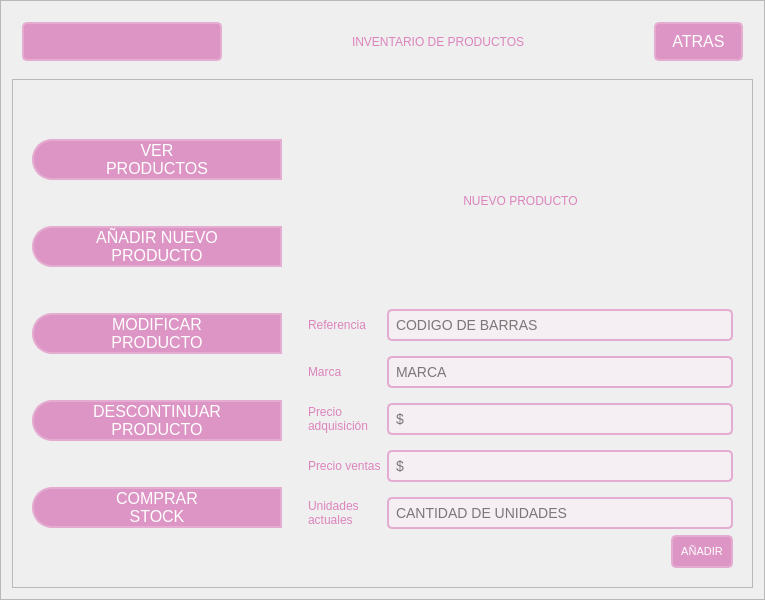
The window that GUI/sub_ventanas/ui/inventario_productos/inventario_productos.ui (C-Sebastian-M/GLAM_MAKEUP_STORE) describes before a commit, drawn with Qt 5.
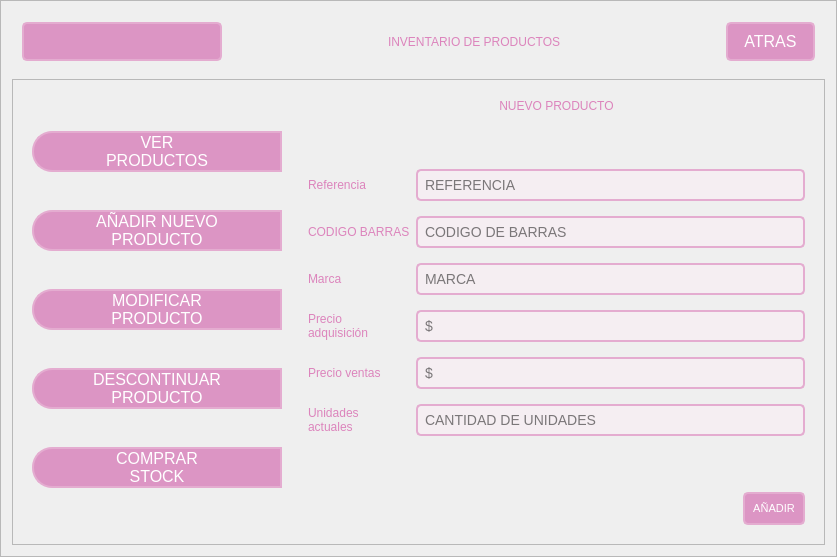
The same window after the commit. The open tabs and pages were chosen to show the change. Icons and pictures are not drawn.

What changed in the file:
```diff
--- a/GUI/sub_ventanas/ui/inventario_productos/inventario_productos.ui
+++ b/GUI/sub_ventanas/ui/inventario_productos/inventario_productos.ui
@@ -6,8 +6,8 @@
    <rect>
     <x>0</x>
     <y>0</y>
-    <width>765</width>
-    <height>600</height>
+    <width>837</width>
+    <height>557</height>
    </rect>
   </property>
   <property name="minimumSize">
@@ -565,6 +565,19 @@
                    </property>
                   </widget>
                  </item>
+                 <item>
+                  <spacer name="verticalSpacer_8">
+                   <property name="orientation">
+                    <enum>Qt::Vertical</enum>
+                   </property>
+                   <property name="sizeHint" stdset="0">
+                    <size>
+                     <width>20</width>
+                     <height>40</height>
+                    </size>
+                   </property>
+                  </spacer>
+                 </item>
                  <item>
                   <layout class="QHBoxLayout" name="horizontalLayout_5">
                    <item>
@@ -579,6 +592,13 @@
                        </property>
                       </widget>
                      </item>
+                     <item>
+                      <widget class="QLabel" name="label">
+                       <property name="text">
+                        <string>CODIGO BARRAS</string>
+                       </property>
+                      </widget>
+                     </item>
                      <item>
                       <widget class="QLabel" name="add_marca_label">
                        <property name="text">
@@ -619,6 +639,13 @@
                      <item>
                       <widget class="QLineEdit" name="add_referencia_lineEdit">
                        <property name="placeholderText">
+                        <string>REFERENCIA</string>
+                       </property>
+                      </widget>
+                     </item>
+                     <item>
+                      <widget class="QLineEdit" name="add_codigoBarras_lineEdit">
+                       <property name="placeholderText">
                         <string>CODIGO DE BARRAS</string>
                        </property>
                       </widget>
@@ -655,6 +682,19 @@
                    </item>
                   </layout>
                  </item>
+                 <item>
+                  <spacer name="verticalSpacer_7">
+                   <property name="orientation">
+                    <enum>Qt::Vertical</enum>
+                   </property>
+                   <property name="sizeHint" stdset="0">
+                    <size>
+                     <width>20</width>
+                     <height>40</height>
+                    </size>
+                   </property>
+                  </spacer>
+                 </item>
                  <item>
                   <layout class="QHBoxLayout" name="horizontalLayout_6">
                    <item>
```
Left out of the diff: 19 changed lines with no effect on the pictures. Lines whose indentation alone changed are shown as unchanged.
